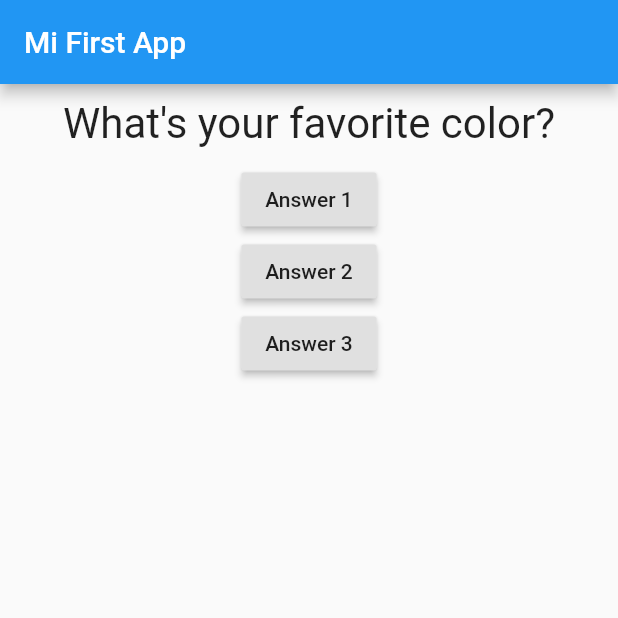
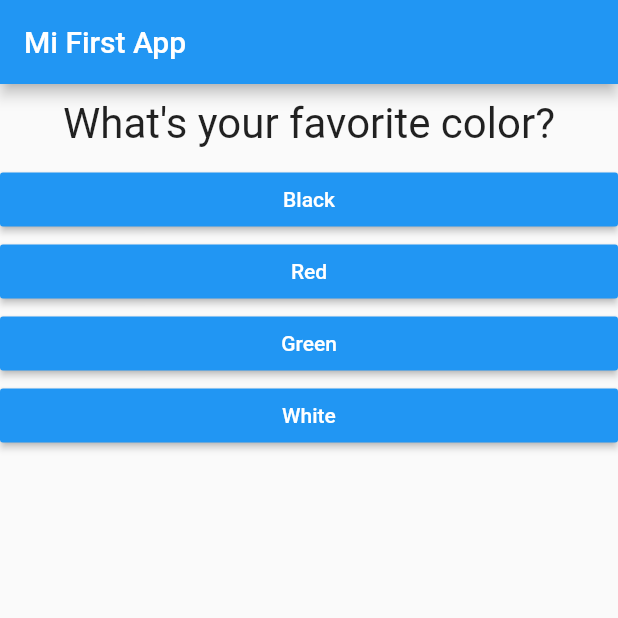
Before and after one commit to suad-mo/my_app, a Flutter app: the screen it shows after launch, on a phone screen of 412 x 824 dp, the top half of it. Run offline on Flutter 3.47's test engine with Material 2 defaults, Android fonts, the phone set to English and light mode, and no system bars.

Commit message:
Add Answer.dart...

```diff
--- /dev/null
+++ b/lib/answer.dart
@@ -0,0 +1,22 @@
+import 'package:flutter/material.dart';
+
+class Answer extends StatelessWidget {
+  // const Answer({Key? key}) : super(key: key);
+  final Function selectHandler;
+  final String answerText;
+
+  Answer(this.selectHandler, this.answerText);
+
+  @override
+  Widget build(BuildContext context) {
+    return Container(
+      width: double.infinity,
+      child: RaisedButton(
+        color: Colors.blue,
+        textColor: Colors.white,
+        child: Text(answerText),
+        onPressed: () => selectHandler(),
+      ),
+    );
+  }
+}
--- a/lib/main.dart
+++ b/lib/main.dart
@@ -1,5 +1,6 @@
 import 'package:flutter/material.dart';
-import 'package:my_app/question.dart';
+import './answer.dart';
+import './question.dart';
 
 // void main() {
 //   runApp(const MyApp());
@@ -15,21 +16,37 @@ class MyApp extends StatefulWidget {
 class _MyAppState extends State<MyApp> {
   // const MyApp({Key? key}) : super(key: key);
   var _questionIndex = 0;
+  final questions = [
+    {
+      'questionText': 'What\'s your favorite color?',
+      'answers': ['Black', 'Red', 'Green', 'White'],
+    },
+    {
+      'questionText': 'What\'s your favorite animal?',
+      'answers': ['Rabbit', 'Snake', 'Elephant', 'Lion'],
+    },
+    {
+      'questionText': 'Who\'s your favorite instructor?',
+      'answers': ['Max', 'Max', 'Max', 'Max'],
+    },
+  ];
 
-  void answerQuestion() {
+  void _answerQuestion() {
     setState(() {
       _questionIndex = _questionIndex + 1;
     });
     print('Answer chosen!');
+
+    if (_questionIndex < questions.length) {
+      print('We have more questions!');
+    } else {
+      print('No more questions!');
+    }
   }
 
   // This widget is the root of your application.
   @override
   Widget build(BuildContext context) {
-    var questions = [
-      'What\'s your favorite color?',
-      'What\'s your favorite animal?'
-    ];
     return MaterialApp(
       home: Scaffold(
         appBar: AppBar(
@@ -38,23 +55,12 @@ class _MyAppState extends State<MyApp> {
         body: Column(
           children: [
             Question(
-              questions[_questionIndex],
+              questions[_questionIndex]['questionText'].toString(),
             ),
-            RaisedButton(
-              child: Text('Answer 1'),
-              onPressed: answerQuestion,
-            ),
-            RaisedButton(
-              child: Text('Answer 2'),
-              onPressed: () => print('Answer 2 chosen!'),
-            ),
-            RaisedButton(
-              child: Text('Answer 3'),
-              onPressed: () {
-                //...
-                print('Answer 3 chosen!');
-              },
-            )
+            ...(questions[_questionIndex]['answers'] as List<String>)
+                .map((answer) {
+              return Answer(_answerQuestion, answer);
+            }).toList()
           ],
         ),
       ),
```
